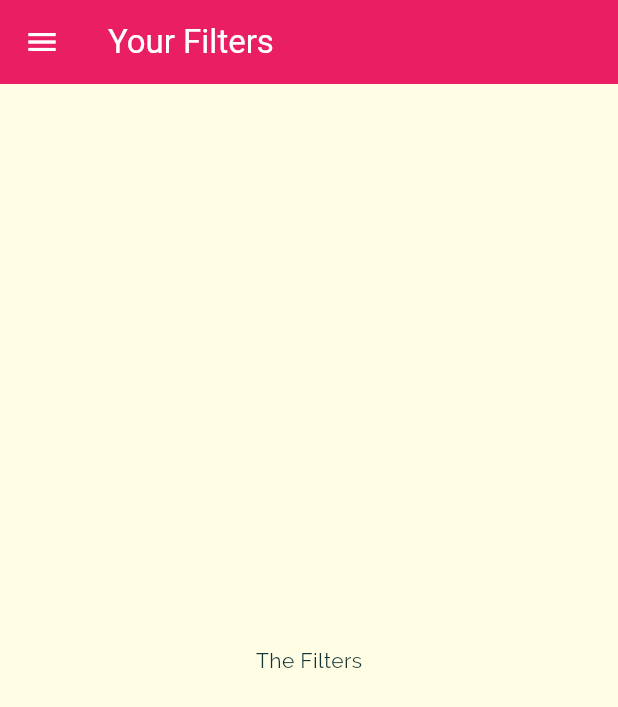
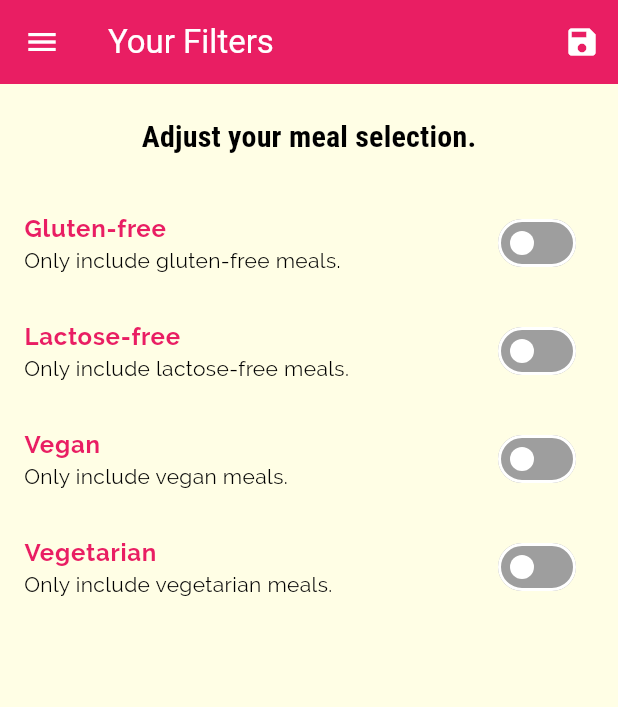
Before and after one commit to romanfarooq/Flutter-and-Dart-course, a Flutter app: the FiltersScreen screen opened by its route, on a phone screen of 412 x 824 dp. Shown: the top 707 px of the screen. Run offline on Flutter 3.47's test engine with Material 3 defaults, Android fonts, the phone set to English and light mode, and no system bars.

```diff
--- a/deli_meals/lib/main.dart
+++ b/deli_meals/lib/main.dart
@@ -1,6 +1,8 @@
 import 'package:flutter/material.dart';
 import 'package:flutter/services.dart';
 
+import './data/dummy_data.dart';
+import './models/meal.dart';
 import './screens/category_meals_screen.dart';
 import './screens/filters_screen.dart';
 import './screens/meal_detail_screen.dart';
@@ -15,8 +17,44 @@ void main() {
   runApp(const MyApp());
 }
 
-class MyApp extends StatelessWidget {
+class MyApp extends StatefulWidget {
   const MyApp({super.key});
+
+  @override
+  State<MyApp> createState() => _MyAppState();
+}
+
+class _MyAppState extends State<MyApp> {
+  Map<String, bool> _filters = {
+    'gluten': false,
+    'lactose': false,
+    'vegan': false,
+    'vegetarian': false,
+  };
+
+  List<Meal> _availableMeals = dummyMeals;
+
+  void _updateFilters(Map<String, bool> newFilters) {
+    setState(() {
+      _filters = newFilters;
+
+      _availableMeals = dummyMeals.where((meal) {
+        if (_filters['gluten']! && !meal.isGlutenFree) {
+          return false;
+        }
+        if (_filters['lactose']! && !meal.isLactoseFree) {
+          return false;
+        }
+        if (_filters['vegan']! && !meal.isVegan) {
+          return false;
+        }
+        if (_filters['vegetarian']! && !meal.isVegetarian) {
+          return false;
+        }
+        return true;
+      }).toList();
+    });
+  }
 
   @override
   Widget build(BuildContext context) {
@@ -50,9 +88,14 @@ class MyApp extends StatelessWidget {
       ),
       routes: {
         '/': (ctx) => const TabsScreen(),
-        CategoryMealsScreen.routeName: (ctx) => const CategoryMealsScreen(),
         MealDetailScreen.routeName: (ctx) => const MealDetailScreen(),
-        FiltersScreen.routeName: (ctx) => const FiltersScreen(),
+        CategoryMealsScreen.routeName: (ctx) => CategoryMealsScreen(
+              availableMeals: _availableMeals,
+            ),
+        FiltersScreen.routeName: (ctx) => FiltersScreen(
+              currentFilters: _filters,
+              saveFilters: _updateFilters,
+            ),
       },
       onUnknownRoute: (settings) {
         return MaterialPageRoute(
--- a/deli_meals/lib/screens/category_meals_screen.dart
+++ b/deli_meals/lib/screens/category_meals_screen.dart
@@ -1,10 +1,12 @@
 import 'package:flutter/material.dart';
 
-import '../data/dummy_data.dart';
+import '../models/meal.dart';
 import '../widgets/meal_item.dart';
 
 class CategoryMealsScreen extends StatelessWidget {
-  const CategoryMealsScreen({super.key});
+  const CategoryMealsScreen({super.key, required this.availableMeals});
+
+  final List<Meal> availableMeals;
 
   static const routeName = '/category-meals';
 
@@ -14,7 +16,7 @@ class CategoryMealsScreen extends StatelessWidget {
         ModalRoute.of(context)!.settings.arguments as Map<String, String>;
     final categoryId = routeArgs['id'] as String;
     final categoryTitle = routeArgs['title'] as String;
-    final categoryMeals = dummyMeals
+    final categoryMeals = availableMeals
         .where((meal) => meal.categories.contains(categoryId))
         .toList();
     return Scaffold(
--- a/deli_meals/lib/screens/filters_screen.dart
+++ b/deli_meals/lib/screens/filters_screen.dart
@@ -2,20 +2,116 @@ import 'package:flutter/material.dart';
 
 import '../widgets/main_drawer.dart';
 
-class FiltersScreen extends StatelessWidget {
-  const FiltersScreen({super.key});
+class FiltersScreen extends StatefulWidget {
+  const FiltersScreen({
+    super.key,
+    required this.saveFilters,
+    required this.currentFilters,
+  });
+
+  final Function saveFilters;
+  final Map<String, bool> currentFilters;
 
   static const routeName = '/filters';
+
+  @override
+  State<FiltersScreen> createState() => _FiltersScreenState();
+}
+
+class _FiltersScreenState extends State<FiltersScreen> {
+  bool _glutenFree = false;
+  bool _lactoseFree = false;
+  bool _vegan = false;
+  bool _vegetarian = false;
+
+  @override
+  void initState() {
+    _glutenFree = widget.currentFilters['gluten'] as bool;
+    _lactoseFree = widget.currentFilters['lactose'] as bool;
+    _vegan = widget.currentFilters['vegan'] as bool;
+    _vegetarian = widget.currentFilters['vegetarian'] as bool;
+    super.initState();
+  }
+
+  Widget _buildSwitchListTile(
+    String title,
+    String subtitle,
+    bool currentValue,
+    Function(bool) updateValue,
+  ) {
+    return SwitchListTile(
+      inactiveTrackColor: Colors.grey,
+      title: Text(
+        title,
+        style: TextStyle(
+          color: Theme.of(context).primaryColor,
+          fontWeight: FontWeight.bold,
+        ),
+      ),
+      subtitle: Text(subtitle),
+      value: currentValue,
+      onChanged: updateValue,
+    );
+  }
 
   @override
   Widget build(BuildContext context) {
     return Scaffold(
       appBar: AppBar(
         title: const Text('Your Filters'),
+        actions: [
+          IconButton(
+            onPressed: () => widget.saveFilters({
+              'gluten': _glutenFree,
+              'lactose': _lactoseFree,
+              'vegan': _vegan,
+              'vegetarian': _vegetarian,
+            }),
+            icon: const Icon(Icons.save),
+          ),
+        ],
       ),
       drawer: const MainDrawer(),
-      body: const Center(
-        child: Text('The Filters'),
+      body: Column(
+        children: [
+          Container(
+            padding: const EdgeInsets.all(20),
+            child: Text(
+              'Adjust your meal selection.',
+              style: Theme.of(context).textTheme.titleMedium,
+            ),
+          ),
+          Expanded(
+            child: ListView(
+              children: [
+                _buildSwitchListTile(
+                  'Gluten-free',
+                  'Only include gluten-free meals.',
+                  _glutenFree,
+                  (newValue) => setState(() => _glutenFree = newValue),
+                ),
+                _buildSwitchListTile(
+                  'Lactose-free',
+                  'Only include lactose-free meals.',
+                  _lactoseFree,
+                  (newValue) => setState(() => _lactoseFree = newValue),
+                ),
+                _buildSwitchListTile(
+                  'Vegan',
+                  'Only include vegan meals.',
+                  _vegan,
+                  (newValue) => setState(() => _vegan = newValue),
+                ),
+                _buildSwitchListTile(
+                  'Vegetarian',
+                  'Only include vegetarian meals.',
+                  _vegetarian,
+                  (newValue) => setState(() => _vegetarian = newValue),
+                ),
+              ],
+            ),
+          ),
+        ],
       ),
     );
   }
```
